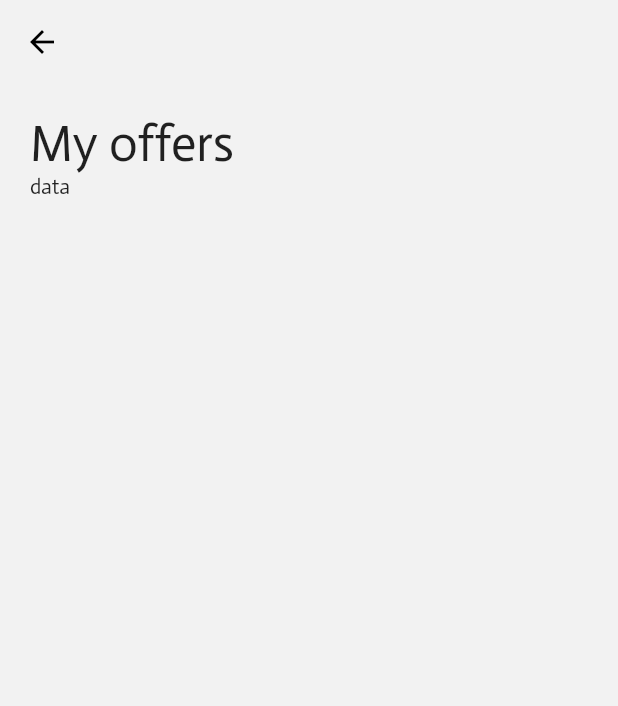
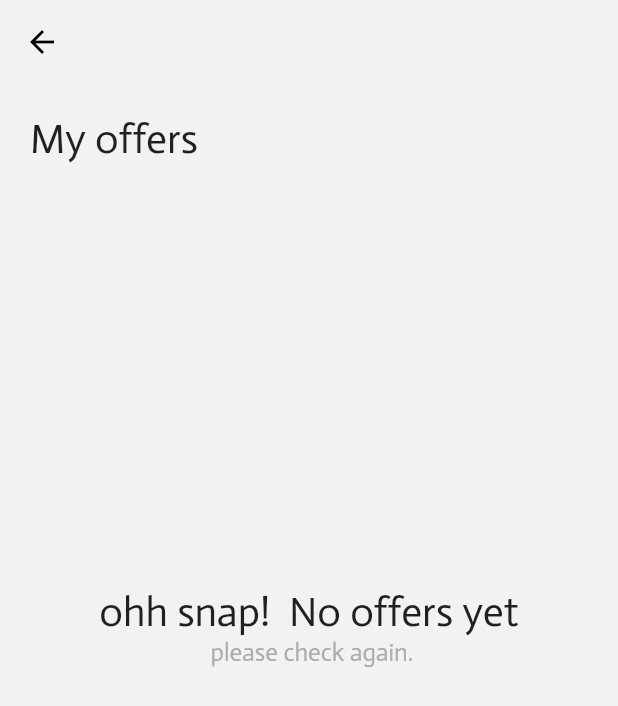
Before and after one commit to ZRShamim/food_order_app_flutter, a Flutter app: the OfferScreen screen opened directly, on a phone screen of 412 x 824 dp. Shown: the top 706 px of the screen. Run offline on Flutter 3.47's test engine with Material 2 defaults, Android fonts, the phone set to English and light mode, and no system bars; our stand-ins replace flutter_screenutil, get, shimmer; network calls fail.

Commit message:
widget update and modification

```diff
--- a/lib/view/global_widgets/custom_appbar.dart
+++ b/lib/view/global_widgets/custom_appbar.dart
@@ -13,7 +13,7 @@ class CustomAppbar extends StatelessWidget implements PreferredSizeWidget {
     return AppBar(
         elevation: 0,
         backgroundColor: bgColor,
-        iconTheme: IconThemeData(
+        iconTheme: const IconThemeData(
           color: black
         ),
         actions: [
--- a/lib/view/global_widgets/payment_method_card.dart
+++ b/lib/view/global_widgets/payment_method_card.dart
@@ -38,7 +38,7 @@ class PaymentMethodCard extends StatelessWidget {
                         width: 50,
                         height: 50,
                         color: red,
-                        child: Icon(
+                        child: const Icon(
                           Icons.credit_card_outlined,
                           color: white,
                         ),
@@ -74,7 +74,7 @@ class PaymentMethodCard extends StatelessWidget {
                         width: 50,
                         height: 50,
                         color: pink,
-                        child: Icon(
+                        child: const Icon(
                           Icons.account_balance_outlined,
                           color: white,
                         ),
@@ -113,7 +113,7 @@ class PaymentMethodCard extends StatelessWidget {
                         width: 50,
                         height: 50,
                         color: blue,
-                        child: Icon(
+                        child: const Icon(
                           Icons.attach_money_outlined,
                           color: white,
                         ),
--- a/lib/view/global_widgets/personal_info_card.dart
+++ b/lib/view/global_widgets/personal_info_card.dart
@@ -52,7 +52,7 @@ class PersonalInfoCard extends StatelessWidget {
                     ),
                   ),
                 ),
-                Divider(
+                const Divider(
                   color: grey,
                 ),
                 SizedBox(
@@ -64,7 +64,7 @@ class PersonalInfoCard extends StatelessWidget {
                     ),
                   ),
                 ),
-                Divider(
+                const Divider(
                   color: grey,
                 ),
                 SizedBox(
--- a/lib/view/screens/history_screen/history_screen.dart
+++ b/lib/view/screens/history_screen/history_screen.dart
@@ -29,7 +29,7 @@ class HistoryScreen extends StatelessWidget {
                 child: Column(
                   mainAxisAlignment: MainAxisAlignment.center,
                   children: [
-                    Icon(
+                    const Icon(
                       Icons.event_note_outlined,
                       size: 200,
                       color: grey,
--- a/lib/view/screens/offer screen/offer_screen.dart
+++ b/lib/view/screens/offer screen/offer_screen.dart
@@ -1,5 +1,6 @@
 import 'package:e_commerce_app/controllers/offers_controller.dart';
 import 'package:e_commerce_app/view/styles/colors.dart';
+import 'package:e_commerce_app/view/styles/styles.dart';
 import 'package:flutter/material.dart';
 import 'package:flutter_screenutil/flutter_screenutil.dart';
 import 'package:get/get.dart';
@@ -12,7 +13,7 @@ class OfferScreen extends StatelessWidget {
       backgroundColor: bgColor,
       appBar: AppBar(
         backgroundColor: bgColor,
-        iconTheme: IconThemeData(color: black),
+        iconTheme: const IconThemeData(color: black),
         elevation: 0,
       ),
       body: Padding(
@@ -22,21 +23,27 @@ class OfferScreen extends StatelessWidget {
           children: [
             Text(
               'My offers',
-              style: TextStyle(
-                fontSize: 34.sp,
-              ),
+              style: mainTitleStyle,
             ),
-            offerController.offerList.isNotEmpty ? SizedBox(
+            SizedBox(
               height: MediaQuery.of(context).size.height * .75,
               width: double.infinity,
               child: Column(
                 mainAxisAlignment: MainAxisAlignment.center,
                 children: [
-                  const Text('ohh snap!  No offers yet', style: TextStyle(fontSize: 28,),),
-                  Text(' please check again.', style: TextStyle(fontSize: 17, color: grey),),
+                  Text(
+                    'ohh snap!  No offers yet',
+                    style: TextStyle(
+                      fontSize: 28.sm,
+                    ),
+                  ),
+                  Text(
+                    ' please check again.',
+                    style: TextStyle(fontSize: 17.sm, color: grey),
+                  ),
                 ],
               ),
-            ) : const Text('data')
+            )
           ],
         ),
       ),
--- a/lib/view/screens/payment_screen/payment_method_screen.dart
+++ b/lib/view/screens/payment_screen/payment_method_screen.dart
@@ -12,7 +12,7 @@ class PaymentMethodScreen extends StatelessWidget {
     return Scaffold(
       backgroundColor: bgColor,
       appBar: AppBar(
-        iconTheme: IconThemeData(color: black),
+        iconTheme:const IconThemeData(color: black),
         elevation: 0,
         backgroundColor: bgColor,
         centerTitle: true,
--- a/lib/view/styles/colors.dart
+++ b/lib/view/styles/colors.dart
@@ -1,10 +1,10 @@
 import 'package:flutter/material.dart';
 
-Color bgColor = const Color(0xffF2F2F2);
-Color white = const Color(0xffFFFFFF);
-Color black = const Color(0xff000000);
-Color lightGrey = const Color(0xffEFEEEE);
-Color grey = const Color(0xffADADAF);
-Color red = const Color(0xffF47B0A);
-Color pink = const Color(0xffEB4796);
-Color blue = const Color(0xff0038FF);
+const Color bgColor = Color(0xffF2F2F2);
+const Color white = Color(0xffFFFFFF);
+const Color black = Color(0xff000000);
+const Color lightGrey = Color(0xffEFEEEE);
+const Color grey = Color(0xffADADAF);
+const Color red = Color(0xffF47B0A);
+const Color pink = Color(0xffEB4796);
+const Color blue = Color(0xff0038FF);
```
Also changed, not shown: lib/view/global_widgets/button_widget.dart (added, +31 -0 lines), lib/view/global_widgets/custom_drawer.dart (+8 -8 lines), lib/view/screens/cart_screen/cart_screen.dart (+5 -19 lines), lib/view/screens/checkout_screnn/chekout_screen.dart (+7 -19 lines), lib/view/screens/food_info_screen/food_info_screen.dart (+17 -40 lines), lib/view/screens/home_screen/home_screen.dart (+3 -4 lines), 2 other files.
